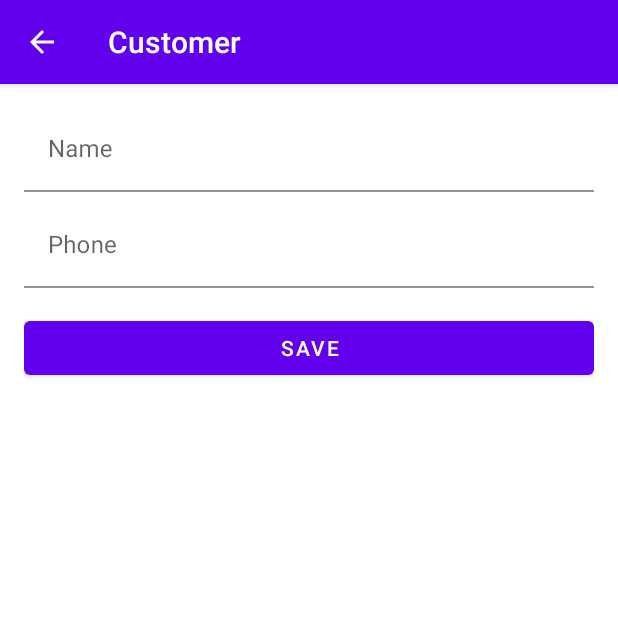
After one commit to faGalego/vendApp, an Android app: the CustomerFragment screen opened through its navigation route, on a phone screen of 412 x 824 dp, the top half of it. The commit adds this screen. Run offline under Robolectric (Android 15) with nearby library versions, the phone set to English and light mode, and no system bars; our stand-ins replace Room's generated code, navigation-ui.

Commit message:
feat: create customer and customerlist fragments

```diff
--- /dev/null
+++ b/app/src/main/java/com/galego/fabricio/vendapp/ui/customer/CustomerFragment.kt
@@ -0,0 +1,90 @@
+package com.galego.fabricio.vendapp.ui.customer
+
+import android.os.Bundle
+import androidx.fragment.app.Fragment
+import android.view.LayoutInflater
+import android.view.View
+import android.view.ViewGroup
+import android.widget.Toast
+import androidx.fragment.app.viewModels
+import androidx.lifecycle.ViewModel
+import androidx.lifecycle.ViewModelProvider
+import androidx.navigation.fragment.findNavController
+import androidx.navigation.fragment.navArgs
+import com.galego.fabricio.vendapp.data.db.AppDatabase
+import com.galego.fabricio.vendapp.databinding.CustomerFragmentBinding
+import com.galego.fabricio.vendapp.repository.CustomerRepositoryImpl
+
+class CustomerFragment : Fragment() {
+
+    private var _binding: CustomerFragmentBinding? = null
+    private val binding get() = _binding!!
+
+    val args: CustomerFragmentArgs by navArgs()
+
+    private val viewModel: CustomerViewModel by viewModels {
+        object : ViewModelProvider.Factory {
+            override fun <T : ViewModel> create(modelClass: Class<T>): T {
+                val dao = AppDatabase.getInstance(requireContext()).customerDao
+                val repository = CustomerRepositoryImpl(dao)
+                return CustomerViewModel(repository) as T
+            }
+        }
+    }
+
+    override fun onCreateView(
+        inflater: LayoutInflater, container: ViewGroup?,
+        savedInstanceState: Bundle?
+    ): View? {
+        _binding = CustomerFragmentBinding.inflate(inflater, container, false)
+        return binding.root
+    }
+
+    override fun onViewCreated(view: View, savedInstanceState: Bundle?) {
+        super.onViewCreated(view, savedInstanceState)
+        setArgs()
+        setObservers()
+        setListeners()
+    }
+
+    private fun setArgs() {
+        args.customer?.let { customer ->
+            binding.fragmentCustomerNameEditText.setText(customer.name)
+            binding.fragmentCustomerPhoneEditText.setText(customer.phone)
+        }
+    }
+
+    private fun setObservers() {
+        viewModel.customerStateEventData.observe(viewLifecycleOwner) { customerState ->
+            when (customerState) {
+                CustomerViewModel.CustomerState.Inserted,
+                CustomerViewModel.CustomerState.Updated -> {
+                    clearFields()
+                    findNavController().popBackStack()
+                }
+            }
+        }
+
+        viewModel.customerMessageEventData.observe(viewLifecycleOwner) { messageId ->
+            Toast.makeText(context, messageId, Toast.LENGTH_LONG).show()
+        }
+    }
+
+    private fun clearFields() {
+        binding.fragmentCustomerNameEditText.text?.clear()
+        binding.fragmentCustomerPhoneEditText.text?.clear()
+    }
+
+    private fun setListeners() {
+        binding.fragmentCustomerSaveButton.setOnClickListener {
+            val name = binding.fragmentCustomerNameEditText.text.toString().trim()
+            val phone = binding.fragmentCustomerPhoneEditText.text.toString().trim()
+            viewModel.insertOrUpdateCustomer(name, phone, args.customer?.id ?: 0)
+        }
+    }
+
+    override fun onDestroyView() {
+        super.onDestroyView()
+        _binding = null
+    }
+}
--- /dev/null
+++ b/app/src/main/java/com/galego/fabricio/vendapp/ui/customer/CustomerViewModel.kt
@@ -0,0 +1,66 @@
+package com.galego.fabricio.vendapp.ui.customer
+
+import android.util.Log
+import androidx.lifecycle.LiveData
+import androidx.lifecycle.MutableLiveData
+import androidx.lifecycle.ViewModel
+import androidx.lifecycle.viewModelScope
+import com.galego.fabricio.vendapp.R
+import com.galego.fabricio.vendapp.repository.CustomerRepository
+import kotlinx.coroutines.launch
+import java.lang.Exception
+
+class CustomerViewModel(
+    private val customerRepository: CustomerRepository
+) : ViewModel() {
+
+    private val _customerStateEventData = MutableLiveData<CustomerState>()
+    val customerStateEventData: LiveData<CustomerState> get() = _customerStateEventData
+
+    private val _customerMessageEventData = MutableLiveData<Int>()
+    val customerMessageEventData: LiveData<Int> get() = _customerMessageEventData
+
+    fun insertOrUpdateCustomer(name: String, phone: String, id: Long) {
+        if (id > 0) {
+            updateCustomer(name, phone, id)
+        } else {
+            insertCustomer(name, phone)
+        }
+
+    }
+
+    private fun updateCustomer(name: String, phone: String, id: Long) =
+        viewModelScope.launch {
+            try {
+                customerRepository.updateCustomer(id, name, phone)
+                _customerStateEventData.value = CustomerState.Updated
+                _customerMessageEventData.value = R.string.customer_updated_successfully
+            } catch (e: Exception) {
+                _customerMessageEventData.value = R.string.product_error_to_update
+                Log.e(TAG, e.toString())
+            }
+        }
+
+    private fun insertCustomer(name: String, phone: String) = viewModelScope.launch {
+        try {
+            val id = customerRepository.insertCustomer(name, phone)
+            if (id > 0) {
+                _customerStateEventData.value = CustomerState.Inserted
+                _customerMessageEventData.value = R.string.customer_inserted_successfully
+            }
+        } catch (e: Exception) {
+            _customerMessageEventData.value = R.string.customer_error_to_insert
+            Log.e(TAG, e.toString())
+        }
+    }
+
+    sealed class CustomerState {
+        object Inserted : CustomerState()
+        object Updated : CustomerState()
+    }
+
+    companion object {
+        private val TAG = CustomerViewModel::class.java.simpleName
+    }
+
+}
--- a/app/src/main/java/com/galego/fabricio/vendapp/ui/mainmenu/MainMenuFragment.kt
+++ b/app/src/main/java/com/galego/fabricio/vendapp/ui/mainmenu/MainMenuFragment.kt
@@ -31,6 +31,9 @@ class MainMenuFragment : Fragment() {
         binding.fragmentMainmenuProductsButton.setOnClickListener {
             findNavController().navigate(R.id.action_mainMenuFragment_to_productListFragment)
         }
+        binding.fragmentMainmenuCustomersButton.setOnClickListener {
+            findNavController().navigate(R.id.action_mainMenuFragment_to_customerListFragment)
+        }
     }
 
     override fun onDestroyView() {
--- /dev/null
+++ b/app/src/main/res/layout/customer_fragment.xml
@@ -0,0 +1,56 @@
+<?xml version="1.0" encoding="utf-8"?>
+<androidx.constraintlayout.widget.ConstraintLayout xmlns:android="http://schemas.android.com/apk/res/android"
+    xmlns:app="http://schemas.android.com/apk/res-auto"
+    xmlns:tools="http://schemas.android.com/tools"
+    android:layout_width="match_parent"
+    android:layout_height="match_parent"
+    android:padding="16dp"
+    tools:context=".ui.customer.CustomerFragment">
+
+
+    <com.google.android.material.textfield.TextInputLayout
+        android:id="@+id/fragment_customer_name_textInputLayout"
+        android:layout_width="0dp"
+        android:layout_height="wrap_content"
+        android:hint="@string/customer_name_hint"
+        app:layout_constraintLeft_toLeftOf="parent"
+        app:layout_constraintRight_toRightOf="parent"
+        app:layout_constraintTop_toTopOf="parent">
+
+        <com.google.android.material.textfield.TextInputEditText
+            android:id="@+id/fragment_customer_name_editText"
+            android:layout_width="match_parent"
+            android:layout_height="wrap_content"
+            android:inputType="textCapSentences" />
+
+    </com.google.android.material.textfield.TextInputLayout>
+
+    <com.google.android.material.textfield.TextInputLayout
+        android:id="@+id/fragment_customer_phone_textInputLayout"
+        android:layout_width="0dp"
+        android:layout_height="wrap_content"
+        android:layout_marginTop="8dp"
+        android:hint="@string/customer_phone_hint"
+        app:layout_constraintLeft_toLeftOf="parent"
+        app:layout_constraintRight_toRightOf="parent"
+        app:layout_constraintTop_toBottomOf="@id/fragment_customer_name_textInputLayout">
+
+        <com.google.android.material.textfield.TextInputEditText
+            android:id="@+id/fragment_customer_phone_editText"
+            android:layout_width="match_parent"
+            android:layout_height="wrap_content"
+            android:inputType="phone" />
+
+    </com.google.android.material.textfield.TextInputLayout>
+
+    <Button
+        android:id="@+id/fragment_customer_save_button"
+        android:layout_width="0dp"
+        android:layout_height="wrap_content"
+        android:layout_marginTop="16dp"
+        android:text="@string/customer_save_button"
+        app:layout_constraintLeft_toLeftOf="parent"
+        app:layout_constraintRight_toRightOf="parent"
+        app:layout_constraintTop_toBottomOf="@id/fragment_customer_phone_textInputLayout" />
+
+</androidx.constraintlayout.widget.ConstraintLayout>
--- a/app/src/main/res/navigation/main_graph.xml
+++ b/app/src/main/res/navigation/main_graph.xml
@@ -13,6 +13,9 @@
         <action
             android:id="@+id/action_mainMenuFragment_to_productListFragment"
             app:destination="@id/productListFragment" />
+        <action
+            android:id="@+id/action_mainMenuFragment_to_customerListFragment"
+            app:destination="@id/customerListFragment" />
     </fragment>
 
     <fragment
@@ -37,4 +40,26 @@
             app:nullable="true" />
     </fragment>
 
+    <fragment
+        android:id="@+id/customerListFragment"
+        android:name="com.galego.fabricio.vendapp.ui.customerlist.CustomerListFragment"
+        android:label="@string/customerlist_title"
+        tools:layout="@layout/customer_list_fragment" >
+        <action
+            android:id="@+id/action_customerListFragment_to_customerFragment"
+            app:destination="@id/customerFragment" />
+    </fragment>
+
+    <fragment
+        android:id="@+id/customerFragment"
+        android:name="com.galego.fabricio.vendapp.ui.customer.CustomerFragment"
+        android:label="@string/customer_title"
+        tools:layout="@layout/customer_fragment" >
+        <argument
+            android:name="customer"
+            app:argType="com.galego.fabricio.vendapp.data.db.entity.CustomerEntity"
+            app:nullable="true"
+            android:defaultValue="@null" />
+    </fragment>
+
 </navigation>
--- a/app/src/main/res/values/strings.xml
+++ b/app/src/main/res/values/strings.xml
@@ -6,6 +6,9 @@
     <string name="mainmenu_products_button">Products</string>
     <string name="mainmenu_customers_button">Customers</string>
     <string name="mainmenu_orders_button">Orders</string>
+
+    <!-- Product List Fragment -->
+    <string name="productlist_title">Products</string>
 
     <!-- Product Fragment -->
     <string name="product_title">Product</string>
@@ -17,7 +20,18 @@
     <string name="product_error_to_insert">There was an error when inserting product</string>
     <string name="product_error_to_update">There was an error when updating product</string>
 
-    <!-- Product List Fragment -->
-    <string name="productlist_title">Products</string>
+    <!-- Customer List Fragment -->
+    <string name="customerlist_title">Customers</string>
+
+    <!-- Customer Fragment -->
+    <string name="customer_title">Customer</string>
+    <string name="customer_name_hint">Name</string>
+    <string name="customer_phone_hint">Phone</string>
+    <string name="customer_save_button">Save</string>
+    <string name="customer_inserted_successfully">Customer was successfully inserted</string>
+    <string name="customer_updated_successfully">Customer was successfully updated</string>
+    <string name="customer_error_to_insert">There was an error when inserting customer</string>
+    <string name="customer_error_to_update">There was an error when updating customer</string>
+
 
 </resources>
```
Also changed, not shown: app/src/main/java/com/galego/fabricio/vendapp/ui/customerlist/CustomerListAdapter.kt (added, +43 -0 lines), app/src/main/java/com/galego/fabricio/vendapp/ui/customerlist/CustomerListFragment.kt (added, +80 -0 lines), app/src/main/java/com/galego/fabricio/vendapp/ui/customerlist/CustomerListViewModel.kt (added, +22 -0 lines), app/src/main/res/layout/customer_list_fragment.xml (added, +26 -0 lines), app/src/main/res/layout/customer_list_item.xml (added, +38 -0 lines).
